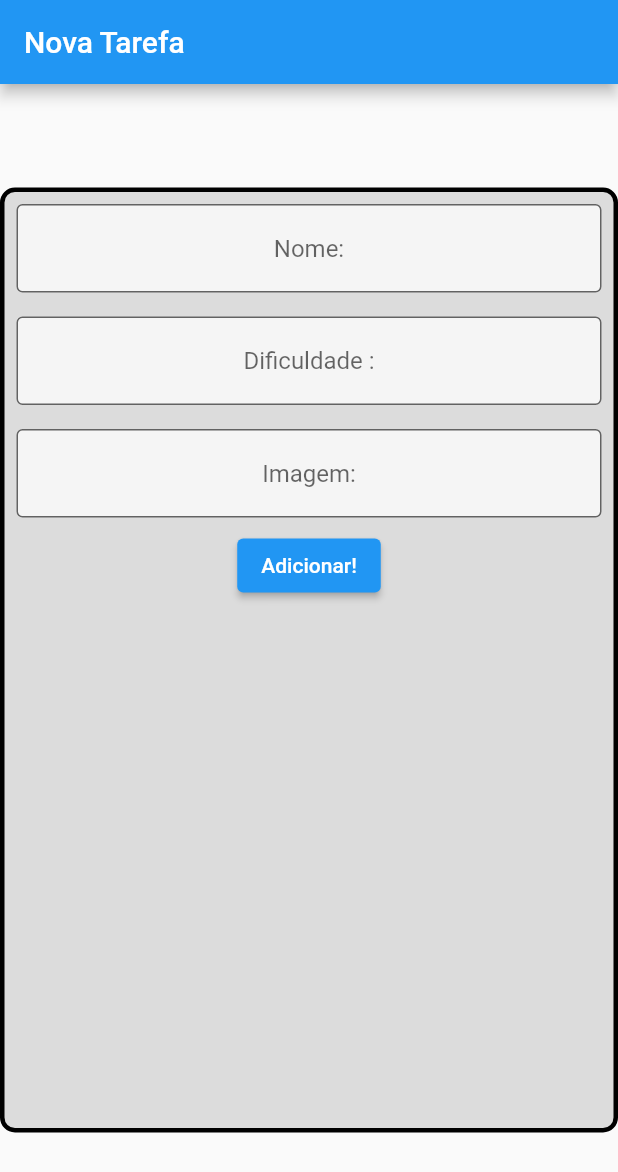
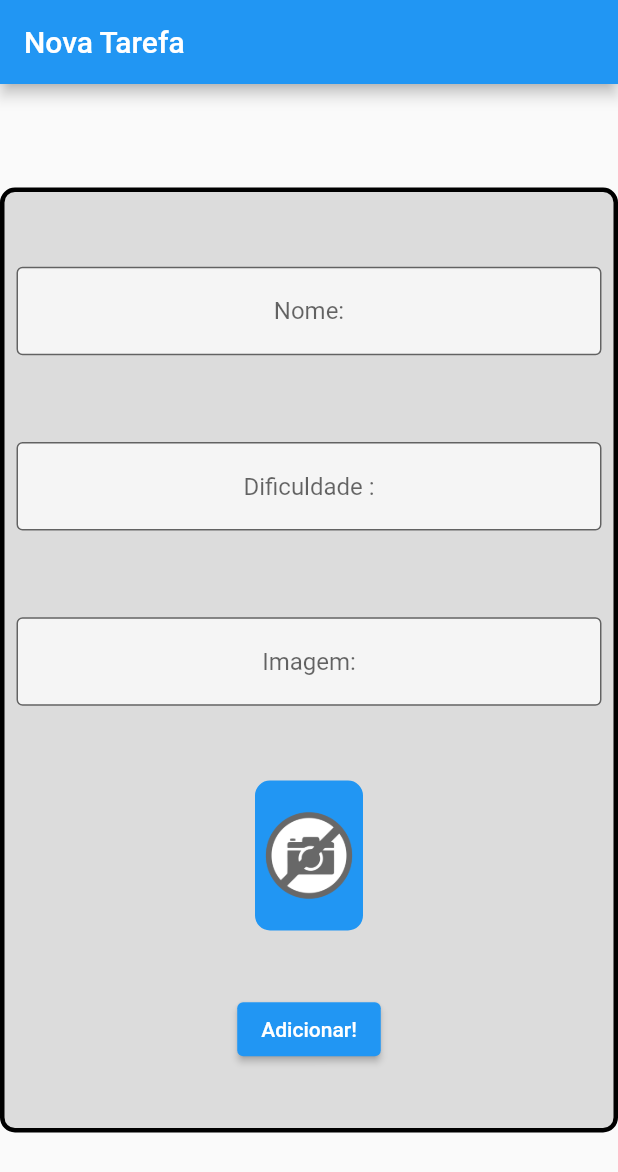
Before and after one commit to fercguerra/app_alura, a Flutter app: the screen it shows after launch, on a phone screen of 412 x 824 dp. Shown: the top 1172 px of the screen. Run offline on Flutter 3.47's test engine with Material 2 defaults, Android fonts, the phone set to English and light mode, and no system bars; network calls fail.

```diff
--- a/lib/screens/form_screen.dart
+++ b/lib/screens/form_screen.dart
@@ -28,10 +28,15 @@ class _FormScreenState extends State<FormScreen> {
             border: Border.all(width: 3),
           ),
           child: Column(
+            mainAxisAlignment: MainAxisAlignment.spaceEvenly,
+            crossAxisAlignment: CrossAxisAlignment.center,
             children: [
               Padding(
                 padding: const EdgeInsets.all(8.0),
                 child: TextFormField(
+                  onChanged: (text) {
+                    setState(() {});
+                  },
                   controller: nameController,
                   textAlign: TextAlign.center,
                   decoration: InputDecoration(
@@ -65,6 +70,26 @@ class _FormScreenState extends State<FormScreen> {
                       filled: true),
                 ),
               ),
+              Container(
+                height: 100,
+                width: 72,
+                decoration: BoxDecoration(
+                  color: Colors.blue,
+                  borderRadius: BorderRadius.circular(10),
+                  border: Border.all(width: 2, color: Colors.blue),
+                ),
+                 child: ClipRRect(
+                  borderRadius: BorderRadius.circular(10),
+                  child: Image.network(
+                    imageController.text,
+                    errorBuilder: (BuildContext context,Object exception,StackTrace? stackTrace){
+                      return Image.asset('assets/images/nophoto.png');
+                    },
+                    fit: BoxFit.cover,
+                  ),
+                ),
+              ),
+
               ElevatedButton(
                 onPressed: () {
                   print(nameController.text);
```
Also changed, not shown: assets/images/nophoto.png (added).
